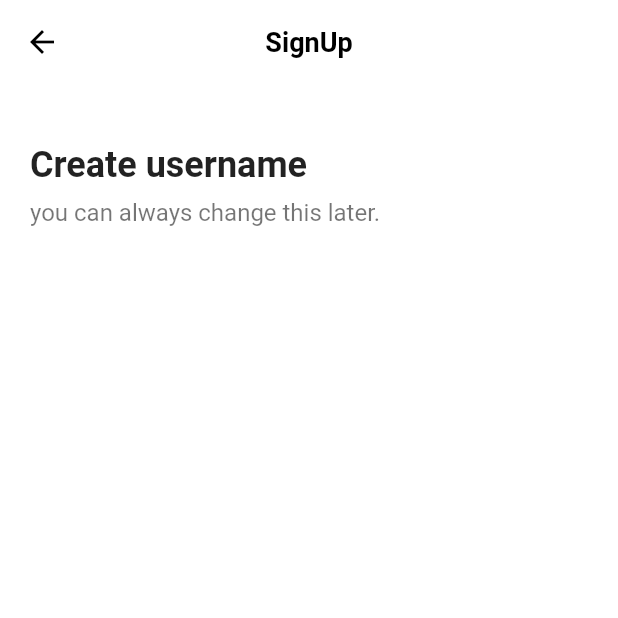
After one commit to kangsudal/tiktok_clone, a Flutter app: the screen it shows after launch, after a tap on "Use phone & email", on a phone screen of 412 x 824 dp, the top half of it. The commit adds this screen. Run offline on Flutter 3.47's test engine with Material 2 defaults, Android fonts, the phone set to English and light mode, and no system bars.

Commit message:
Sign Up Form 기본 Scaffold Theme 적용

```diff
--- /dev/null
+++ b/lib/features/authentication/email_screen.dart
@@ -0,0 +1,44 @@
+import 'package:flutter/material.dart';
+import 'package:tiktok_clone/constants/gaps.dart';
+import 'package:tiktok_clone/constants/sizes.dart';
+
+class EmailScreen extends StatelessWidget {
+  const EmailScreen({Key? key}) : super(key: key);
+
+  @override
+  Widget build(BuildContext context) {
+    return Scaffold(
+      appBar: AppBar(
+        title: Text(
+          'SignUp',
+        ),
+      ),
+      body: Padding(
+        padding: const EdgeInsets.symmetric(
+          horizontal: Sizes.size20,
+        ),
+        child: Column(
+          crossAxisAlignment: CrossAxisAlignment.start,
+          children: [
+            Gaps.v40,
+            Text(
+              'Create username',
+              style: TextStyle(
+                fontSize: Sizes.size24,
+                fontWeight: FontWeight.w700,
+              ),
+            ),
+            Gaps.v8,
+            Text(
+              'you can always change this later.',
+              style: TextStyle(
+                fontSize: Sizes.size16,
+                color: Colors.black54,
+              ),
+            ),
+          ],
+        ),
+      ),
+    );
+  }
+}
--- a/lib/features/authentication/log_in_screen.dart
+++ b/lib/features/authentication/log_in_screen.dart
@@ -7,7 +7,7 @@ import 'package:tiktok_clone/features/authentication/widgets/auth_button.dart';
 class LogInScreen extends StatelessWidget {
   const LogInScreen({super.key});
 
-  void onSignUpTap(BuildContext context) {
+  void _onSignUpTap(BuildContext context) {
     Navigator.of(context).pop();
   }
 
@@ -45,7 +45,7 @@ class LogInScreen extends StatelessWidget {
         ),
       ),
       bottomNavigationBar: BottomAppBar(
-        color: Colors.grey.shade100,
+        color: Colors.grey.shade50,
         elevation: 1,
         child: Padding(
           padding: const EdgeInsets.symmetric(vertical: Sizes.size32),
@@ -55,7 +55,7 @@ class LogInScreen extends StatelessWidget {
               Text("Don't have an account?"),
               Gaps.h5,
               GestureDetector(
-                onTap: () => onSignUpTap(context),
+                onTap: () => _onSignUpTap(context),
                 child: Text(
                   'Sign up',
                   style: TextStyle(
--- a/lib/features/authentication/sign_up_screen.dart
+++ b/lib/features/authentication/sign_up_screen.dart
@@ -1,16 +1,25 @@
 import 'package:flutter/material.dart';
 import 'package:tiktok_clone/constants/gaps.dart';
 import 'package:tiktok_clone/constants/sizes.dart';
+import 'package:tiktok_clone/features/authentication/email_screen.dart';
 import 'package:tiktok_clone/features/authentication/log_in_screen.dart';
 import 'package:tiktok_clone/features/authentication/widgets/auth_button.dart';
 
 class SignUpScreen extends StatelessWidget {
   const SignUpScreen({super.key});
 
-  void onLoginTap(BuildContext context) {
+  void _onLoginTap(BuildContext context) {
     Navigator.of(context).push(
       MaterialPageRoute(
         builder: (context) => LogInScreen(),
+      ),
+    );
+  }
+
+  void _onEmailTap(BuildContext context) {
+    Navigator.of(context).push(
+      MaterialPageRoute(
+        builder: (context) => EmailScreen(),
       ),
     );
   }
@@ -43,14 +52,16 @@ class SignUpScreen extends StatelessWidget {
                 textAlign: TextAlign.center,
               ),
               Gaps.v40,
-              AuthButton(text: 'Use phone or email'),
+              GestureDetector(
+                  onTap: () => _onEmailTap(context),
+                  child: AuthButton(text: 'Use phone & email')),
               AuthButton(text: 'Continue With Apple'),
             ],
           ),
         ),
       ),
       bottomNavigationBar: BottomAppBar(
-        color: Colors.grey.shade100,
+        color: Colors.grey.shade50,
         elevation: 1,
         child: Padding(
           padding: const EdgeInsets.symmetric(vertical: Sizes.size32),
@@ -60,7 +71,7 @@ class SignUpScreen extends StatelessWidget {
               Text('Already have an account?'),
               Gaps.h5,
               GestureDetector(
-                onTap: () => onLoginTap(context),
+                onTap: () => _onLoginTap(context),
                 child: Text(
                   'Log in',
                   style: TextStyle(
--- a/lib/main.dart
+++ b/lib/main.dart
@@ -1,4 +1,5 @@
 import 'package:flutter/material.dart';
+import 'package:tiktok_clone/constants/sizes.dart';
 import 'package:tiktok_clone/features/authentication/sign_up_screen.dart';
 
 void main() {
@@ -13,7 +14,19 @@ class TikTokApp extends StatelessWidget {
     return MaterialApp(
       title: 'Flutter Demo',
       theme: ThemeData(
+        scaffoldBackgroundColor: Colors.white,
         primaryColor: const Color(0xFFE9435A),
+        appBarTheme: AppBarTheme(
+          backgroundColor: Colors.white,
+          foregroundColor: Colors.black,
+          elevation: 0,
+          titleTextStyle: TextStyle(
+            color: Colors.black,
+            fontSize: Sizes.size16 + Sizes.size2,
+            fontWeight: FontWeight.w600,
+          ),
+          centerTitle: true,
+        ),
       ),
       home: const SignUpScreen(),
     );
```
Also changed, not shown: lib/features/authentication/widgets/auth_button.dart (+9 -2 lines), lib/features/authentication/username_screen.dart (added).
